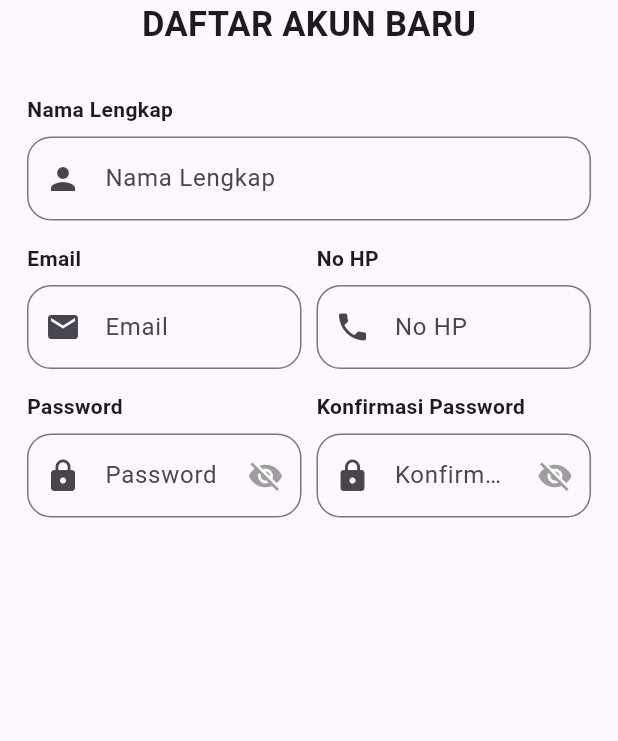
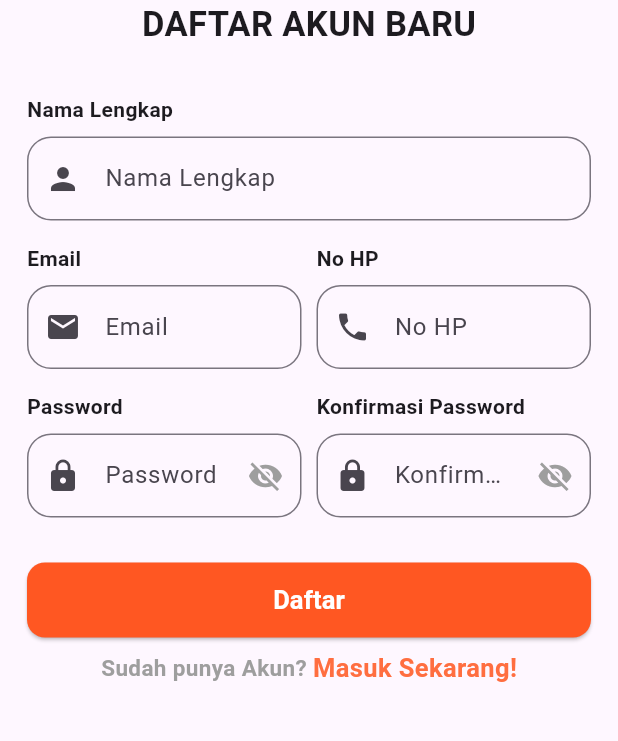
Before and after one commit to RezaAzharii/20220140011_UCP1Flutter, a Flutter app: the RegisterPage screen opened directly, on a phone screen of 412 x 824 dp, the part 402-1143 px from its top. Run offline on Flutter 3.47's test engine with Material 3 defaults, Android fonts, the phone set to English and light mode, and no system bars; Roboto replaces fonts that are missing (Schyler).

Commit message:
Menambahkan Button Register dan Buttontext jika sudah memiliki akun

```diff
--- a/lib/pages/register_page.dart
+++ b/lib/pages/register_page.dart
@@ -258,6 +258,57 @@ class _RegisterPageState extends State<RegisterPage> {
                     ),
                   ],
                 ),
+                const SizedBox(height: 30),
+                ElevatedButton(
+                  onPressed: () {
+
+                  },
+                  style: ButtonStyle(
+                    fixedSize: WidgetStateProperty.all(const Size(400, 50)),
+                    backgroundColor: WidgetStateProperty.all(Colors.deepOrange),
+                    shape: WidgetStateProperty.all(
+                      RoundedRectangleBorder(
+                        borderRadius: BorderRadius.circular(12),
+                      ),
+                    ),
+                  ),
+                  child: const Text(
+                    "Daftar",
+                    style: TextStyle(
+                      fontSize: 17,
+                      fontWeight: FontWeight.bold,
+                      color: Colors.white,
+                    ),
+                  ),
+                ),
+                SizedBox(height: 8),
+                Wrap(
+                  alignment: WrapAlignment.center,
+                  crossAxisAlignment: WrapCrossAlignment.center,
+                  children: [
+                    const Text(
+                      "Sudah punya Akun? ",
+                      style: TextStyle(
+                        fontWeight: FontWeight.bold,
+                        fontSize: 15,
+                        color: Colors.grey,
+                      ),
+                    ),
+                    InkWell(
+                      onTap: () {
+
+                      },
+                      child: const Text(
+                        "Masuk Sekarang!",
+                        style: TextStyle(
+                          fontWeight: FontWeight.bold,
+                          fontSize: 17,
+                          color: Colors.deepOrangeAccent,
+                        ),
+                      ),
+                    ),
+                  ],
+                ),
               ],
             ),
           ),
```
